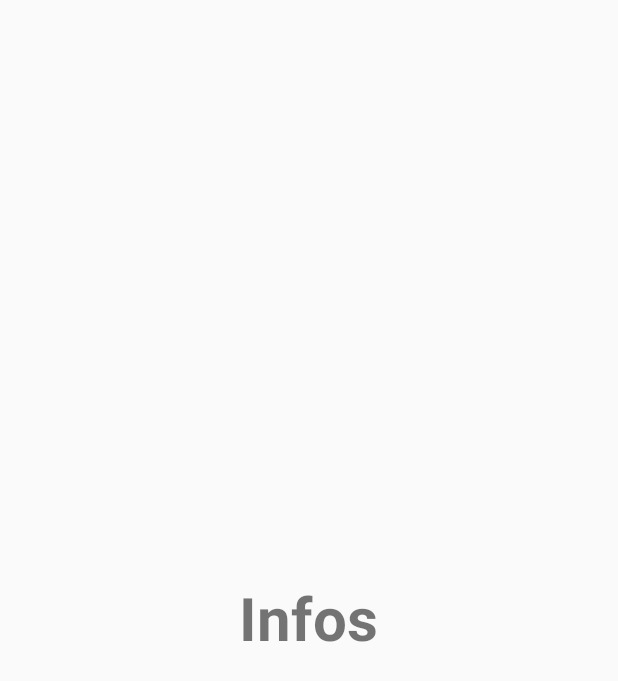
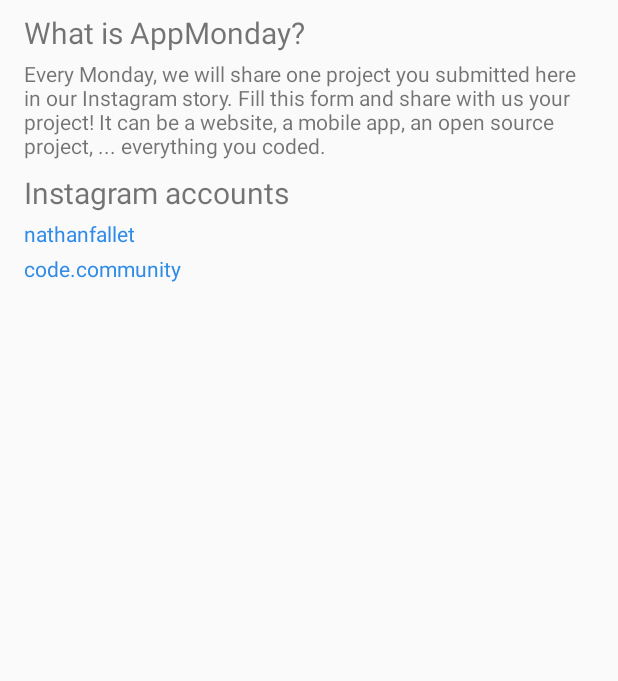
Before and after one commit to NathanFallet/AppMonday-Android, an Android app: the fragment InfosFragment shown on its own in the app's theme, on a phone screen of 412 x 824 dp. Shown: the top 681 px of the screen. Run offline under Robolectric (Android 15) with nearby library versions, the phone set to English and light mode, and no system bars.

Commit message:
Informations tab

```diff
--- a/app/src/main/java/me/nathanfallet/appmonday/ui/InfosFragment.java
+++ b/app/src/main/java/me/nathanfallet/appmonday/ui/InfosFragment.java
@@ -1,10 +1,15 @@
 package me.nathanfallet.appmonday.ui;
 
+import android.content.ActivityNotFoundException;
+import android.content.Intent;
+import android.net.Uri;
 import android.os.Bundle;
 import android.support.v4.app.Fragment;
 import android.view.LayoutInflater;
+import android.view.MotionEvent;
 import android.view.View;
 import android.view.ViewGroup;
+import android.widget.TextView;
 
 import me.nathanfallet.appmonday.R;
 
@@ -22,7 +27,49 @@ public class InfosFragment extends Fragment {
     @Override
     public View onCreateView(LayoutInflater inflater, ViewGroup container,
                              Bundle savedInstanceState) {
-        return inflater.inflate(R.layout.fragment_infos, container, false);
+        View v = inflater.inflate(R.layout.fragment_infos, container, false);
+
+        TextView nathanfallet = v.findViewById(R.id.info_nathanfallet);
+        nathanfallet.setOnTouchListener(new View.OnTouchListener() {
+            @Override
+            public boolean onTouch(View v, MotionEvent event) {
+                Uri uri = Uri.parse("http://instagram.com/_u/nathanfallet");
+                Intent likeIng = new Intent(Intent.ACTION_VIEW, uri);
+
+                likeIng.setPackage("com.instagram.android");
+
+                try {
+                    startActivity(likeIng);
+                } catch (ActivityNotFoundException e) {
+                    startActivity(new Intent(Intent.ACTION_VIEW,
+                            Uri.parse("https://instagram.com/nathanfallet")));
+                }
+
+                return true;
+            }
+        });
+
+        TextView codecommunity = v.findViewById(R.id.info_codecommunity);
+        codecommunity.setOnTouchListener(new View.OnTouchListener() {
+            @Override
+            public boolean onTouch(View v, MotionEvent event) {
+                Uri uri = Uri.parse("http://instagram.com/_u/code.community");
+                Intent likeIng = new Intent(Intent.ACTION_VIEW, uri);
+
+                likeIng.setPackage("com.instagram.android");
+
+                try {
+                    startActivity(likeIng);
+                } catch (ActivityNotFoundException e) {
+                    startActivity(new Intent(Intent.ACTION_VIEW,
+                            Uri.parse("https://instagram.com/code.community")));
+                }
+
+                return true;
+            }
+        });
+
+        return v;
     }
 
 }
--- a/app/src/main/java/me/nathanfallet/appmonday/ui/MainActivity.java
+++ b/app/src/main/java/me/nathanfallet/appmonday/ui/MainActivity.java
@@ -37,8 +37,8 @@ public class MainActivity extends AppCompatActivity {
 
     private void setupViewPager(ViewPager viewPager) {
         ViewPagerAdapter adapter = new ViewPagerAdapter(getSupportFragmentManager());
-        adapter.addFragment(new AppListFragment(), "App List");
-        adapter.addFragment(new AddFragment(), "Submit an app");
+        adapter.addFragment(new AppListFragment(), "Last projects");
+        adapter.addFragment(new AddFragment(), "Submit a project");
         adapter.addFragment(new InfosFragment(), "Informations");
         viewPager.setAdapter(adapter);
     }
--- a/app/src/main/res/layout/fragment_infos.xml
+++ b/app/src/main/res/layout/fragment_infos.xml
@@ -1,15 +1,52 @@
-<RelativeLayout xmlns:android="http://schemas.android.com/apk/res/android"
+<RelativeLayout
+    xmlns:android="http://schemas.android.com/apk/res/android"
     xmlns:tools="http://schemas.android.com/tools"
     android:layout_width="match_parent"
     android:layout_height="match_parent"
-    tools:context="me.nathanfallet.appmonday.ui.InfosFragment">
+    tools:context="me.nathanfallet.appmonday.ui.InfosFragment" >
 
-    <TextView
-        android:layout_width="wrap_content"
-        android:layout_height="wrap_content"
-        android:text="Infos"
-        android:textSize="40dp"
-        android:textStyle="bold"
-        android:layout_centerInParent="true"/>
+    <LinearLayout
+    android:layout_width="match_parent"
+    android:layout_height="match_parent"
+    android:orientation="vertical"
+    android:layout_marginStart="16dp"
+    android:layout_marginEnd="16dp"
+    android:layout_marginTop="8dp"
+    android:layout_marginBottom="8dp" >
+
+        <TextView
+            android:layout_width="wrap_content"
+            android:layout_height="wrap_content"
+            android:text="What is AppMonday?"
+            android:textSize="20sp"
+            android:layout_marginBottom="4dp"/>
+
+        <TextView
+            android:layout_width="wrap_content"
+            android:layout_height="wrap_content"
+            android:text="Every Monday, we will share one project you submitted here in our Instagram story. Fill this form and share with us your project! It can be a website, a mobile app, an open source project, ... everything you coded."/>
+
+        <TextView
+            android:layout_width="wrap_content"
+            android:layout_height="wrap_content"
+            android:text="Instagram accounts"
+            android:textSize="20sp"
+            android:layout_marginTop="8dp"
+            android:layout_marginBottom="4dp"/>
+
+        <TextView android:id="@+id/info_nathanfallet"
+            android:layout_width="wrap_content"
+            android:layout_height="wrap_content"
+            android:textColor="#318CE7"
+            android:text="nathanfallet"
+            android:layout_marginBottom="4dp"/>
+
+        <TextView android:id="@+id/info_codecommunity"
+            android:layout_width="wrap_content"
+            android:layout_height="wrap_content"
+            android:textColor="#318CE7"
+            android:text="code.community" />
+
+    </LinearLayout>
 
 </RelativeLayout>
```
